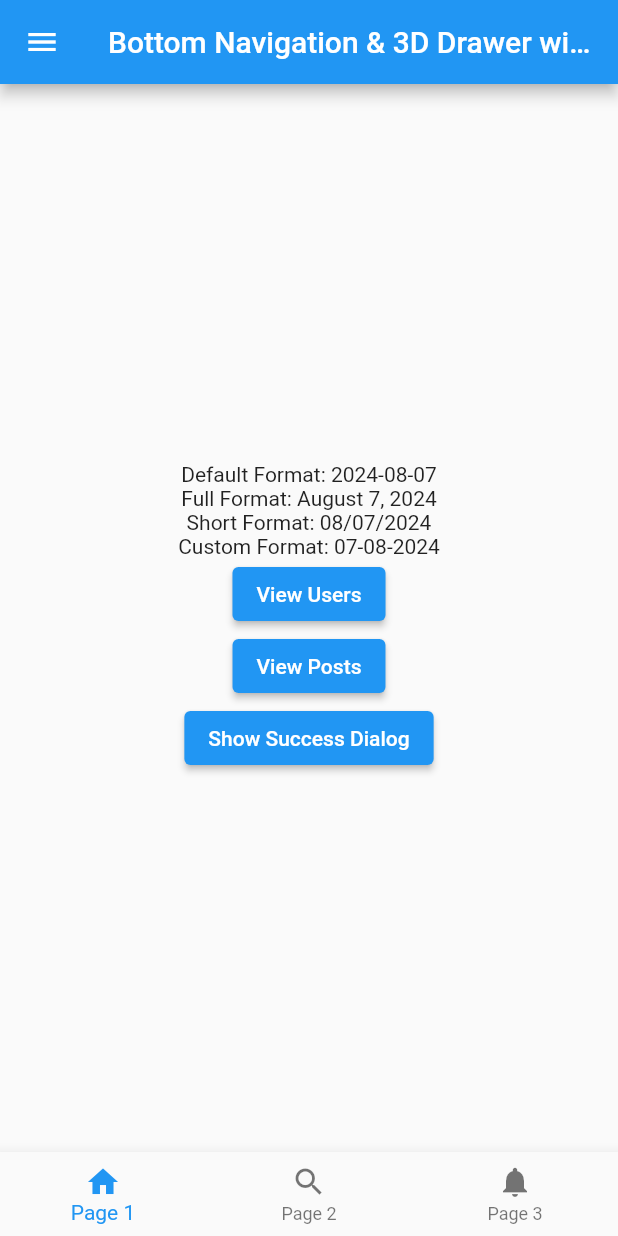
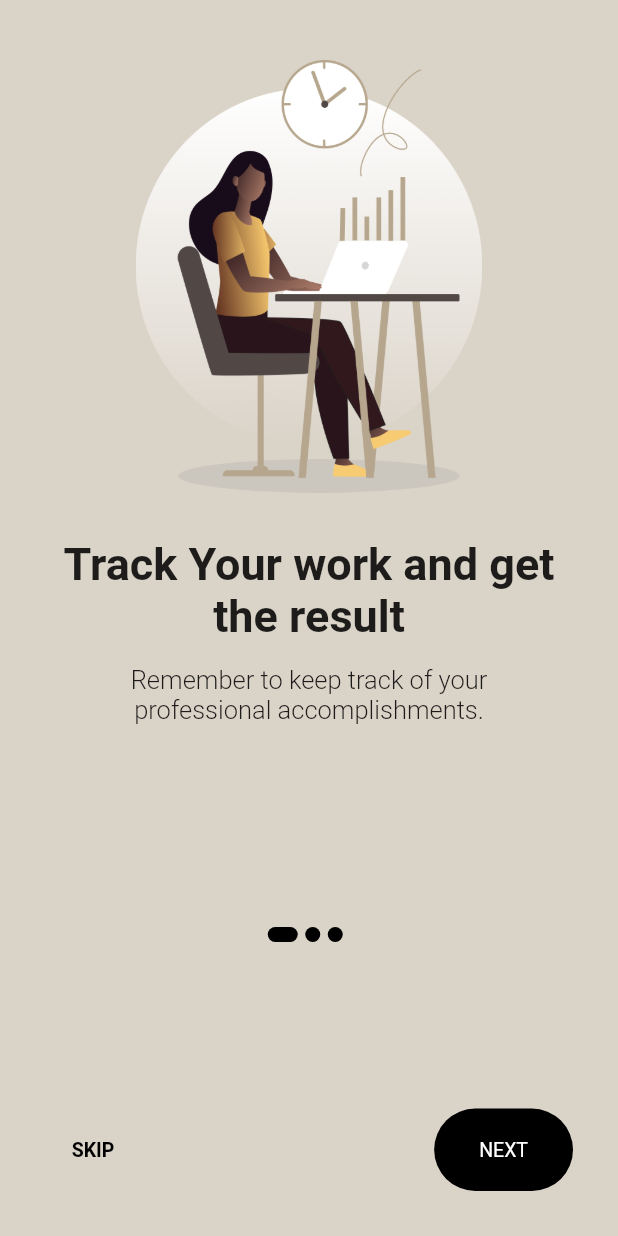
Before and after one commit to kuldeepsre/setup_project, a Flutter app: the screen it shows after launch, on a phone screen of 412 x 824 dp. Run offline on Flutter 3.47's test engine with Material 2 defaults, Android fonts, the phone set to English and light mode, and no system bars; our stand-ins replace bloc, cached_network_image, carousel_slider, connectivity_plus, equatable, firebase_core and 12 more; missing offline and left inert: flutter_app_badger; accounts and stored records are empty; Roboto replaces fonts that are missing (Mulish); project files that could hold a hidden picture were left out.

Commit message:
onboardring screen

```diff
--- a/lib/Routes/route_generator.dart
+++ b/lib/Routes/route_generator.dart
@@ -3,6 +3,8 @@ import 'package:flutter/material.dart';
 import 'package:setup_project/ui_design/dashboard.dart';
 
 import '../main.dart';
+import '../ui_design/OnboardingScreen.dart';
+import '../ui_design/OnboardingScreen.dart';
 import '../ui_design/notification_screen.dart';
 
 class RouteGenerator {
@@ -13,6 +15,8 @@ class RouteGenerator {
         return MaterialPageRoute(builder: (_) => const SplashScreen());
       case RoutePaths.dashboard:
         return MaterialPageRoute(builder: (_) => MyHomePage());
+    case RoutePaths.OnboardingScreen:
+        return MaterialPageRoute(builder: (_) => OnboardingScreen());
 
       case RoutePaths.NotificationScreen:
 
@@ -51,4 +55,5 @@ class RoutePaths {
   static const String forgotPassword = '/forgotPassword';
   static const String changepassword = '/changepassword';
   static const String setting = '/setting';
+  static const String OnboardingScreen = '/OnboardingScreen';
 }
--- a/lib/components/button_widget.dart
+++ b/lib/components/button_widget.dart
@@ -14,7 +14,7 @@ class ButtonWidget extends StatelessWidget {
   final double? elevation;
   final TextStyle? textStyle;
 
-  ButtonWidget({
+  const ButtonWidget({
     this.btnText,
     this.btnClick,
     this.borderRadius,
--- a/lib/main.dart
+++ b/lib/main.dart
@@ -106,8 +106,7 @@ class _SplashScreenState extends State<SplashScreen> {
     return Timer(const Duration(seconds: 2), onDoneLoading);
   }
   onDoneLoading() async {
-   Navigator.of(context).pushReplacementNamed('/dashboard');
-
+     Navigator.of(context).pushReplacementNamed('/OnboardingScreen');
   }
 
   @override
--- /dev/null
+++ b/lib/ui_design/OnboardingScreen.dart
@@ -0,0 +1,195 @@
+import 'package:flutter/material.dart';
+
+import '../utils/size_config.dart';
+import 'onboarding_contents.dart';
+
+class OnboardingScreen extends StatefulWidget {
+  const OnboardingScreen({Key? key}) : super(key: key);
+
+  @override
+  State<OnboardingScreen> createState() => _OnboardingScreenState();
+}
+
+class _OnboardingScreenState extends State<OnboardingScreen> {
+  late PageController _controller;
+
+  @override
+  void initState() {
+    _controller = PageController();
+    super.initState();
+  }
+
+  int _currentPage = 0;
+  List colors = const [
+    Color(0xffDAD3C8),
+    Color(0xffFFE5DE),
+    Color(0xffDCF6E6),
+  ];
+
+  AnimatedContainer _buildDots({
+    int? index,
+  }) {
+    return AnimatedContainer(
+      duration: const Duration(milliseconds: 200),
+      decoration: const BoxDecoration(
+        borderRadius: BorderRadius.all(
+          Radius.circular(50),
+        ),
+        color: Color(0xFF000000),
+      ),
+      margin: const EdgeInsets.only(right: 5),
+      height: 10,
+      curve: Curves.easeIn,
+      width: _currentPage == index ? 20 : 10,
+    );
+  }
+
+  @override
+  Widget build(BuildContext context) {
+    SizeConfig().init(context);
+    double width = SizeConfig.screenW!;
+    double height = SizeConfig.screenH!;
+
+    return Scaffold(
+      backgroundColor: colors[_currentPage],
+      body: SafeArea(
+        child: Column(
+          children: [
+            Expanded(
+              flex: 3,
+              child: PageView.builder(
+                physics: const BouncingScrollPhysics(),
+                controller: _controller,
+                onPageChanged: (value) => setState(() => _currentPage = value),
+                itemCount: contents.length,
+                itemBuilder: (context, i) {
+                  return Padding(
+                    padding: const EdgeInsets.all(40.0),
+                    child: Column(
+                      children: [
+                        Image.asset(
+                          contents[i].image,
+                          height: SizeConfig.blockV! * 35,
+                        ),
+                        SizedBox(
+                          height: (height >= 840) ? 60 : 30,
+                        ),
+                        Text(
+                          contents[i].title,
+                          textAlign: TextAlign.center,
+                          style: TextStyle(
+                            fontFamily: "Mulish",
+                            fontWeight: FontWeight.w600,
+                            fontSize: (width <= 550) ? 30 : 35,
+                          ),
+                        ),
+                        const SizedBox(height: 15),
+                        Text(
+                          contents[i].desc,
+                          style: TextStyle(
+                            fontFamily: "Mulish",
+                            fontWeight: FontWeight.w300,
+                            fontSize: (width <= 550) ? 17 : 25,
+                          ),
+                          textAlign: TextAlign.center,
+                        )
+                      ],
+                    ),
+                  );
+                },
+              ),
+            ),
+            Expanded(
+              flex: 1,
+              child: Column(
+                mainAxisAlignment: MainAxisAlignment.spaceBetween,
+                children: [
+                  Row(
+                    mainAxisAlignment: MainAxisAlignment.center,
+                    children: List.generate(
+                      contents.length,
+                          (int index) => _buildDots(
+                        index: index,
+                      ),
+                    ),
+                  ),
+                  _currentPage + 1 == contents.length
+                      ? Padding(
+                    padding: const EdgeInsets.all(30),
+                    child: ElevatedButton(
+                      onPressed: () {
+                        Navigator.of(context).pushReplacementNamed('/dashboard');
+
+                      },
+                      child: const Text("START"),
+                      style: ElevatedButton.styleFrom(
+                        backgroundColor: Colors.black,
+                        shape: RoundedRectangleBorder(
+                          borderRadius: BorderRadius.circular(50),
+                        ),
+                        padding: (width <= 550)
+                            ? const EdgeInsets.symmetric(
+                            horizontal: 100, vertical: 20)
+                            : EdgeInsets.symmetric(
+                            horizontal: width * 0.2, vertical: 25),
+                        textStyle:
+                        TextStyle(fontSize: (width <= 550) ? 13 : 17),
+                      ),
+                    ),
+                  )
+                      : Padding(
+                    padding: const EdgeInsets.all(30),
+                    child: Row(
+                      mainAxisAlignment: MainAxisAlignment.spaceBetween,
+                      children: [
+                        TextButton(
+                          onPressed: () {
+                            _controller.jumpToPage(2);
+                          },
+                          style: TextButton.styleFrom(
+                            elevation: 0,
+                            textStyle: TextStyle(
+                              fontWeight: FontWeight.w600,
+                              fontSize: (width <= 550) ? 13 : 17,
+                            ),
+                          ),
+                          child: const Text(
+                            "SKIP",
+                            style: TextStyle(color: Colors.black),
+                          ),
+                        ),
+                        ElevatedButton(
+                          onPressed: () {
+                            _controller.nextPage(
+                              duration: const Duration(milliseconds: 200),
+                              curve: Curves.easeIn,
+                            );
+                          },
+                          child: const Text("NEXT"),
+                          style: ElevatedButton.styleFrom(
+                            backgroundColor: Colors.black,
+                            shape: RoundedRectangleBorder(
+                              borderRadius: BorderRadius.circular(50),
+                            ),
+                            elevation: 0,
+                            padding: (width <= 550)
+                                ? const EdgeInsets.symmetric(
+                                horizontal: 30, vertical: 20)
+                                : const EdgeInsets.symmetric(
+                                horizontal: 30, vertical: 25),
+                            textStyle: TextStyle(
+                                fontSize: (width <= 550) ? 13 : 17),
+                          ),
+                        ),
+                      ],
+                    ),
+                  )
+                ],
+              ),
+            ),
+          ],
+        ),
+      ),
+    );
+  }
+}
--- /dev/null
+++ b/lib/ui_design/onboarding_contents.dart
@@ -0,0 +1,31 @@
+class OnboardingContents {
+  final String title;
+  final String image;
+  final String desc;
+
+  OnboardingContents({
+    required this.title,
+    required this.image,
+    required this.desc,
+  });
+}
+
+List<OnboardingContents> contents = [
+  OnboardingContents(
+    title: "Track Your work and get the result",
+    image: "assets/images/image1.png",
+    desc: "Remember to keep track of your professional accomplishments.",
+  ),
+  OnboardingContents(
+    title: "Stay organized with team",
+    image: "assets/images/image2.png",
+    desc:
+    "But understanding the contributions our colleagues make to our teams and companies.",
+  ),
+  OnboardingContents(
+    title: "Get notified when work happens",
+    image: "assets/images/image3.png",
+    desc:
+    "Take control of notifications, collaborate live or on your own time.",
+  ),
+];
--- /dev/null
+++ b/lib/utils/size_config.dart
@@ -0,0 +1,17 @@
+import 'package:flutter/material.dart';
+
+class SizeConfig {
+  static MediaQueryData? _mediaQueryData;
+  static double? screenW;
+  static double? screenH;
+  static double? blockH;
+  static double? blockV;
+
+  void init(BuildContext context) {
+    _mediaQueryData = MediaQuery.of(context);
+    screenW = _mediaQueryData!.size.width;
+    screenH = _mediaQueryData!.size.height;
+    blockH = screenW! / 100;
+    blockV = screenH! / 100;
+  }
+}
```
Also changed, not shown: assets/images/image1.png (added), assets/images/image2.png (added), assets/images/image3.png (added).
